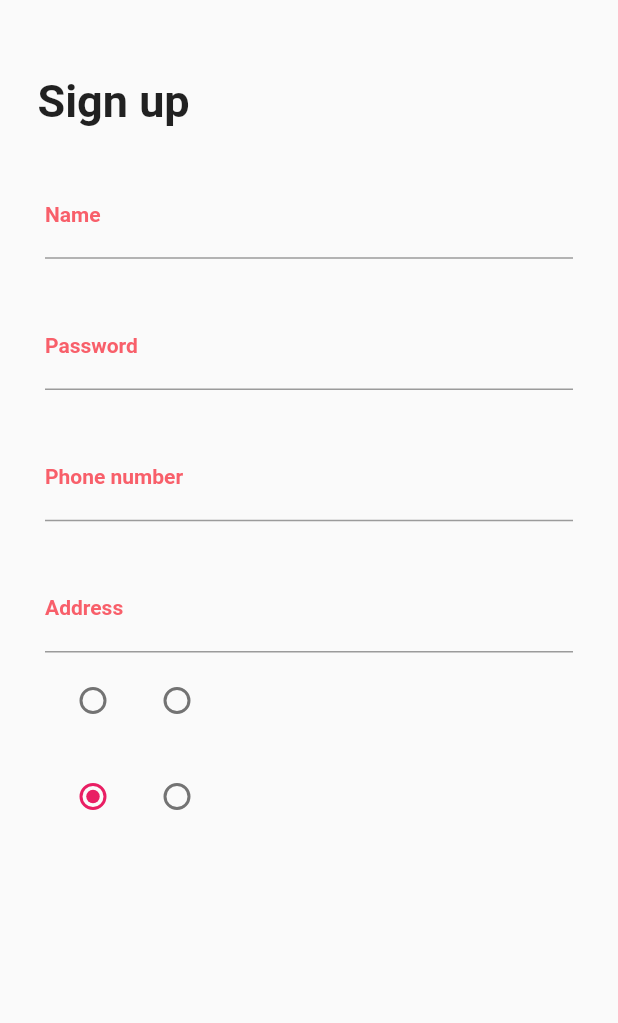
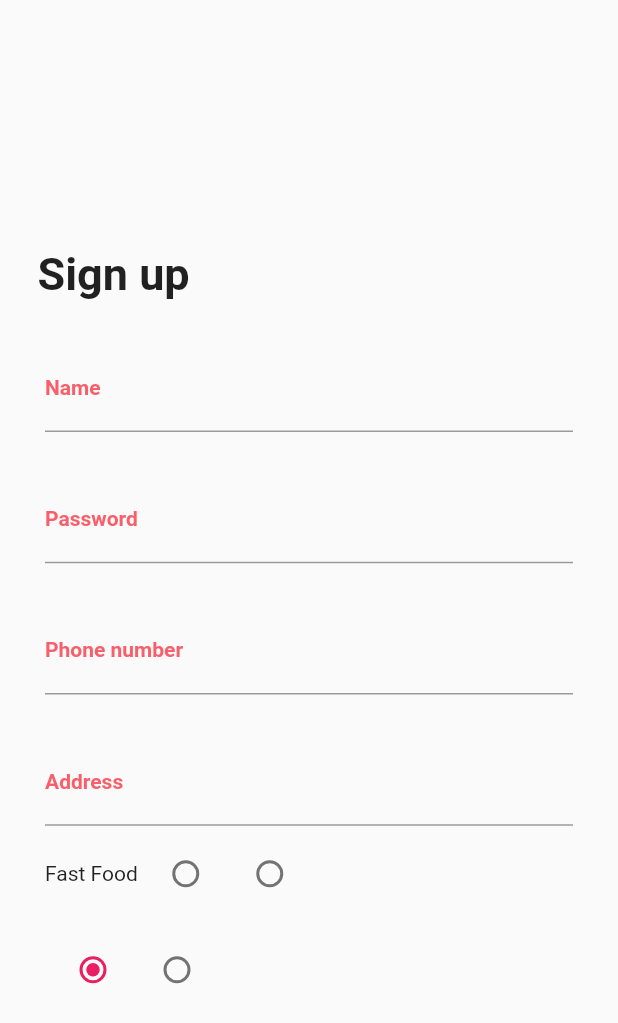
Before and after one commit to amir-r-z-a/chf-restaurant-App, a Flutter app: the SignUpScreen screen opened directly, on a phone screen of 412 x 824 dp. Shown: the top 1023 px of the screen. Run offline on Flutter 3.47's test engine with Material 2 defaults, Android fonts, the phone set to English and light mode, and no system bars; missing offline and left inert: dart:html.

```diff
--- a/lib/screens/signupScreen.dart
+++ b/lib/screens/signupScreen.dart
@@ -25,6 +25,7 @@ class _SignUpScreenState extends State<SignUpScreen> {
     return Scaffold(
       body: Container(
         child: Column(
+          mainAxisAlignment: MainAxisAlignment.center,
           children: [
             Container(
                 margin: EdgeInsets.fromLTRB(25, 50, 0, 0),
@@ -74,6 +75,7 @@ class _SignUpScreenState extends State<SignUpScreen> {
                     ),
                     Row(
                       children: [
+                        Text("Fast Food"),
                         ButtonBar(
                           children: [
                             Radio(
```
